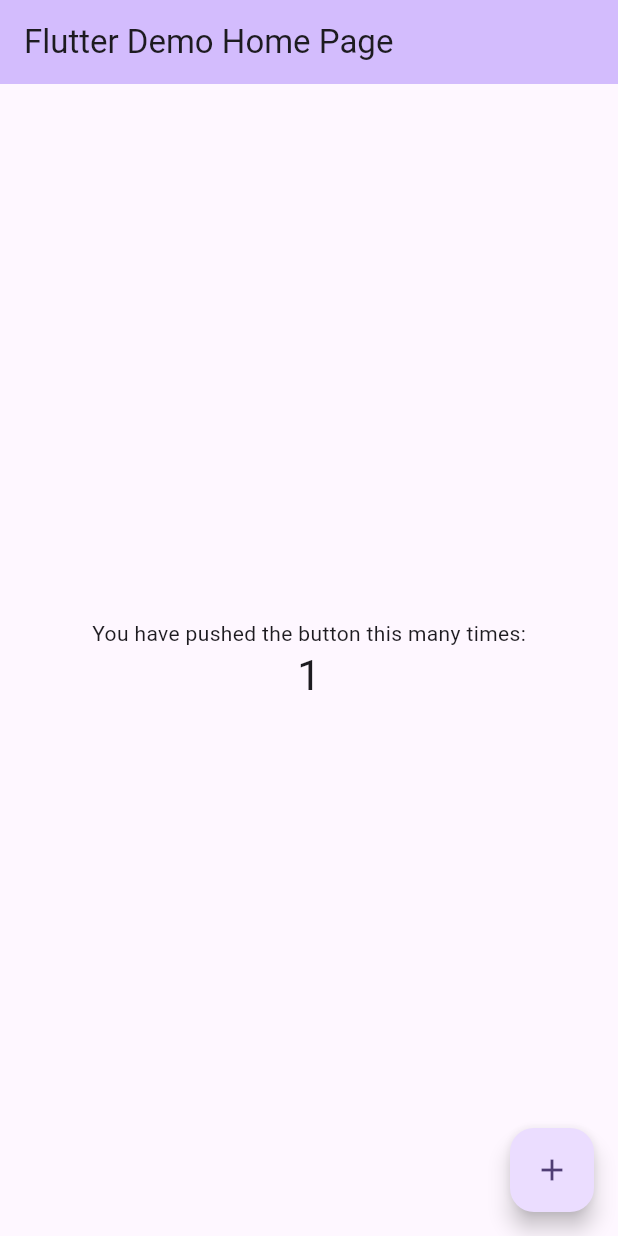
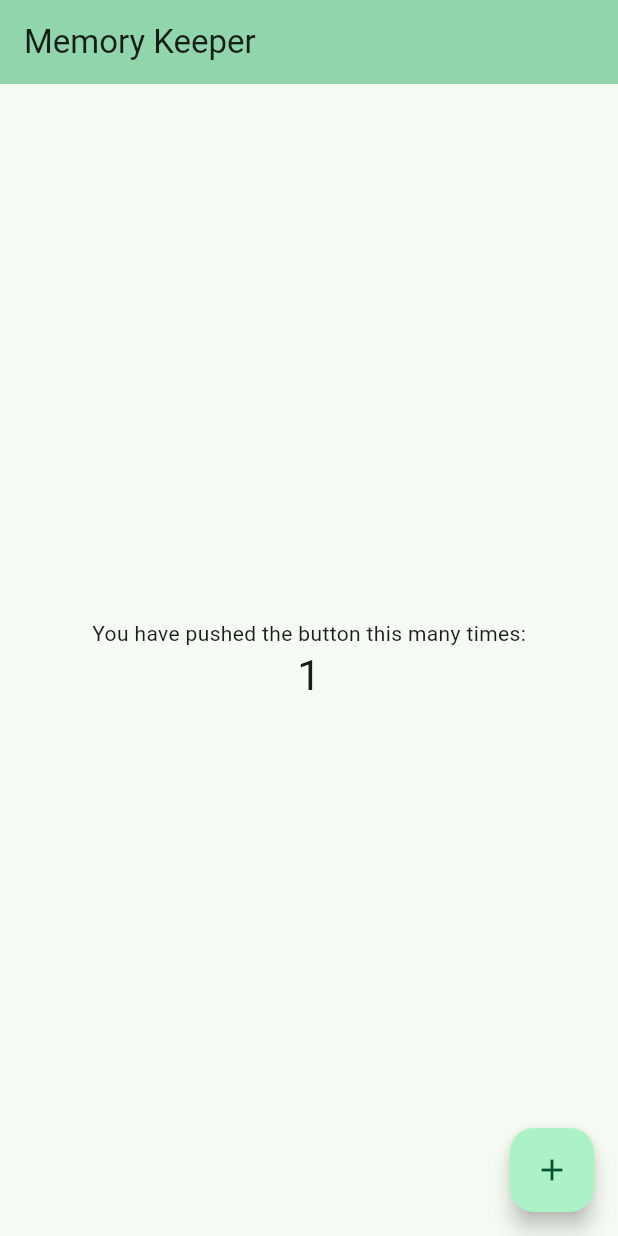
Before and after one commit to ksk-14/Memory_Keeper, a Flutter app: the screen it shows after launch, after a tap on the "add" icon, on a phone screen of 412 x 824 dp. Run offline on Flutter 3.47's test engine with Material 3 defaults, Android fonts, the phone set to English and light mode, and no system bars.

Commit message:
ソース整理

```diff
--- a/lib/main.dart
+++ b/lib/main.dart
@@ -1,125 +1,23 @@
 import 'package:flutter/material.dart';
+import 'views/login_v.dart' as login;
 
 void main() {
-  runApp(const MyApp());
+  runApp(const AppBase());
 }
 
-class MyApp extends StatelessWidget {
-  const MyApp({super.key});
+class AppBase extends StatelessWidget {
+  const AppBase({super.key});
 
-  // This widget is the root of your application.
   @override
   Widget build(BuildContext context) {
     return MaterialApp(
-      title: 'Flutter Demo',
+      title: 'Memory Keeper',
       theme: ThemeData(
-        // This is the theme of your application.
-        //
-        // TRY THIS: Try running your application with "flutter run". You'll see
-        // the application has a purple toolbar. Then, without quitting the app,
-        // try changing the seedColor in the colorScheme below to Colors.green
-        // and then invoke "hot reload" (save your changes or press the "hot
-        // reload" button in a Flutter-supported IDE, or press "r" if you used
-        // the command line to start the app).
-        //
-        // Notice that the counter didn't reset back to zero; the application
-        // state is not lost during the reload. To reset the state, use hot
-        // restart instead.
-        //
-        // This works for code too, not just values: Most code changes can be
-        // tested with just a hot reload.
-        colorScheme: ColorScheme.fromSeed(seedColor: Colors.deepPurple),
+        colorScheme: ColorScheme.fromSeed(
+            seedColor: const Color.fromARGB(255, 58, 183, 125)),
         useMaterial3: true,
       ),
-      home: const MyHomePage(title: 'Flutter Demo Home Page'),
+      home: const login.LoginPage(title: 'Memory Keeper'),
     );
   }
 }
-
-class MyHomePage extends StatefulWidget {
-  const MyHomePage({super.key, required this.title});
-
-  // This widget is the home page of your application. It is stateful, meaning
-  // that it has a State object (defined below) that contains fields that affect
-  // how it looks.
-
-  // This class is the configuration for the state. It holds the values (in this
-  // case the title) provided by the parent (in this case the App widget) and
-  // used by the build method of the State. Fields in a Widget subclass are
-  // always marked "final".
-
-  final String title;
-
-  @override
-  State<MyHomePage> createState() => _MyHomePageState();
-}
-
-class _MyHomePageState extends State<MyHomePage> {
-  int _counter = 0;
-
-  void _incrementCounter() {
-    setState(() {
-      // This call to setState tells the Flutter framework that something has
-      // changed in this State, which causes it to rerun the build method below
-      // so that the display can reflect the updated values. If we changed
-      // _counter without calling setState(), then the build method would not be
-      // called again, and so nothing would appear to happen.
-      _counter++;
-    });
-  }
-
-  @override
-  Widget build(BuildContext context) {
-    // This method is rerun every time setState is called, for instance as done
-    // by the _incrementCounter method above.
-    //
-    // The Flutter framework has been optimized to make rerunning build methods
-    // fast, so that you can just rebuild anything that needs updating rather
-    // than having to individually change instances of widgets.
-    return Scaffold(
-      appBar: AppBar(
-        // TRY THIS: Try changing the color here to a specific color (to
-        // Colors.amber, perhaps?) and trigger a hot reload to see the AppBar
-        // change color while the other colors stay the same.
-        backgroundColor: Theme.of(context).colorScheme.inversePrimary,
-        // Here we take the value from the MyHomePage object that was created by
-        // the App.build method, and use it to set our appbar title.
-        title: Text(widget.title),
-      ),
-      body: Center(
-        // Center is a layout widget. It takes a single child and positions it
-        // in the middle of the parent.
-        child: Column(
-          // Column is also a layout widget. It takes a list of children and
-          // arranges them vertically. By default, it sizes itself to fit its
-          // children horizontally, and tries to be as tall as its parent.
-          //
-          // Column has various properties to control how it sizes itself and
-          // how it positions its children. Here we use mainAxisAlignment to
-          // center the children vertically; the main axis here is the vertical
-          // axis because Columns are vertical (the cross axis would be
-          // horizontal).
-          //
-          // TRY THIS: Invoke "debug painting" (choose the "Toggle Debug Paint"
-          // action in the IDE, or press "p" in the console), to see the
-          // wireframe for each widget.
-          mainAxisAlignment: MainAxisAlignment.center,
-          children: <Widget>[
-            const Text(
-              'You have pushed the button this many times:',
-            ),
-            Text(
-              '$_counter',
-              style: Theme.of(context).textTheme.headlineMedium,
-            ),
-          ],
-        ),
-      ),
-      floatingActionButton: FloatingActionButton(
-        onPressed: _incrementCounter,
-        tooltip: 'Increment',
-        child: const Icon(Icons.add),
-      ), // This trailing comma makes auto-formatting nicer for build methods.
-    );
-  }
-}
--- /dev/null
+++ b/lib/views/login_v.dart
@@ -0,0 +1,49 @@
+import 'package:flutter/material.dart';
+
+class LoginPage extends StatefulWidget {
+  const LoginPage({super.key, required this.title});
+
+  final String title;
+
+  @override
+  State<LoginPage> createState() => _LoginPageState();
+}
+
+class _LoginPageState extends State<LoginPage> {
+  int _counter = 0;
+
+  void _incrementCounter() {
+    setState(() {
+      _counter++;
+    });
+  }
+
+  @override
+  Widget build(BuildContext context) {
+    return Scaffold(
+      appBar: AppBar(
+        backgroundColor: Theme.of(context).colorScheme.inversePrimary,
+        title: Text(widget.title),
+      ),
+      body: Center(
+        child: Column(
+          mainAxisAlignment: MainAxisAlignment.center,
+          children: <Widget>[
+            const Text(
+              'You have pushed the button this many times:',
+            ),
+            Text(
+              '$_counter',
+              style: Theme.of(context).textTheme.headlineMedium,
+            ),
+          ],
+        ),
+      ),
+      floatingActionButton: FloatingActionButton(
+        onPressed: _incrementCounter,
+        tooltip: 'Increment',
+        child: const Icon(Icons.add),
+      ),
+    );
+  }
+}
```
Also changed, not shown: 1 other file.
